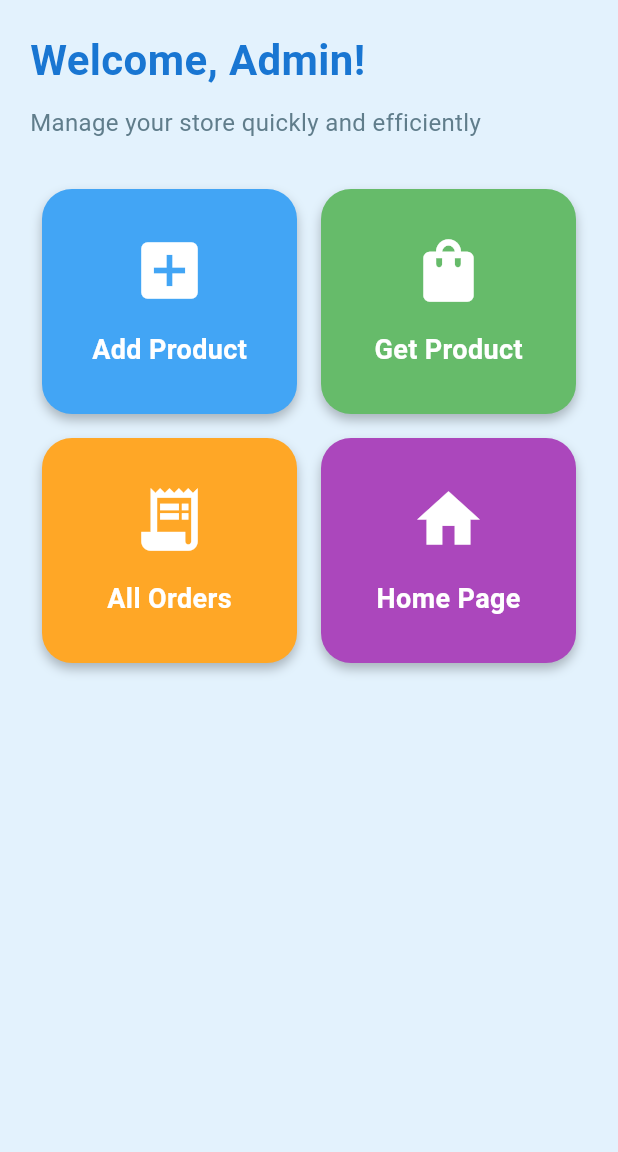
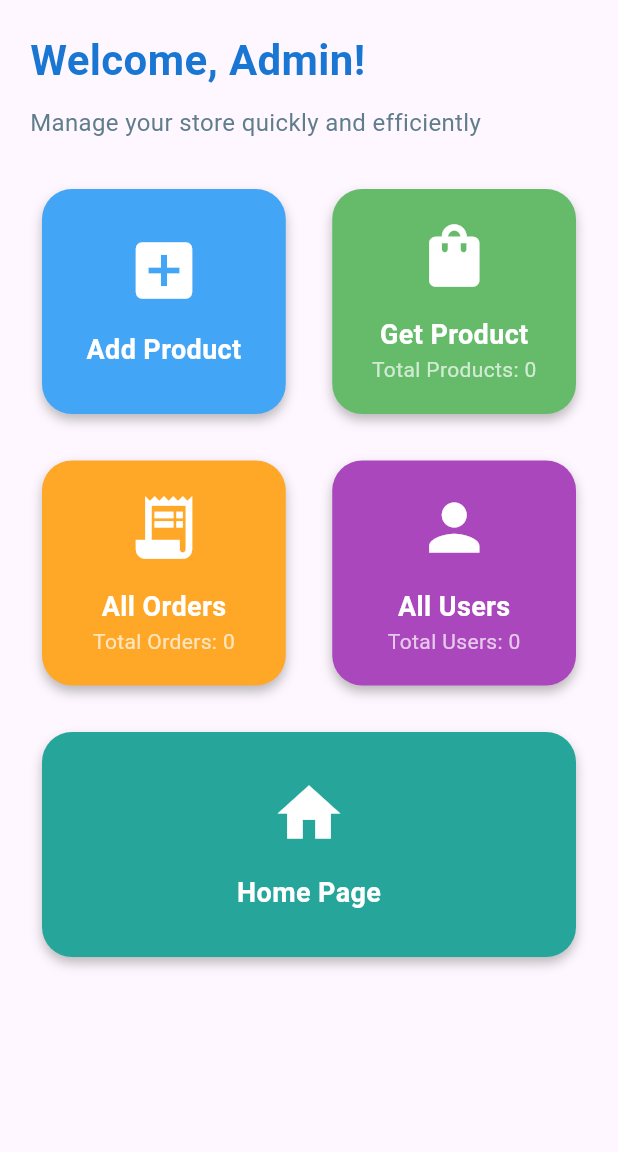
Before and after one commit to maazkhalid96/shoes_app, a Flutter app: the AdminDashboard screen opened directly, on a phone screen of 412 x 824 dp, the part 84-1236 px from its top. Run offline on Flutter 3.47's test engine with Material 3 defaults, Android fonts, the phone set to English and light mode, and no system bars; our stand-ins replace cloud_firestore, connectivity_plus, firebase_auth, firebase_core, flutter_custom_clippers, flutter_screenutil and 3 more; accounts and stored records are empty.

Commit message:
App update

```diff
--- a/lib/screens/home/admin/admin_dashboard.dart
+++ b/lib/screens/home/admin/admin_dashboard.dart
@@ -1,7 +1,9 @@
+import 'package:cloud_firestore/cloud_firestore.dart';
 import 'package:flutter/material.dart';
 import 'package:shoes_app_ui/components/custom_button.dart';
 import 'package:shoes_app_ui/screens/home/admin/add_product.dart';
 import 'package:shoes_app_ui/screens/home/admin/admin_order_screen.dart';
+import 'package:shoes_app_ui/screens/home/admin/all_users.dart';
 import 'package:shoes_app_ui/screens/home/admin/build_dashboard_cards.dart';
 import 'package:shoes_app_ui/screens/home/admin/get_product.dart';
 import 'package:shoes_app_ui/screens/home/home.dart';
@@ -16,6 +18,44 @@
 
 class _AdminDashboardState extends State<AdminDashboard> {
   Widget? screen;
+  int totalProduct = 0;
+  int totalOrders = 0;
+  int totalUsers = 0;
+
+  @override
+  void initState() {
+    super.initState();
+    getAllProducts();
+    getAllOrders();
+    getAllUsers();
+  }
+
+  // Fetch total products
+  getAllProducts() async {
+    var snapshot = await FirebaseFirestore.instance
+        .collection("products")
+        .get();
+    setState(() {
+      totalProduct = snapshot.docs.length;
+    });
+  }
+
+  // Fetch total orders
+  getAllOrders() async {
+    var snapshot = await FirebaseFirestore.instance.collection("orders").get();
+    setState(() {
+      totalOrders = snapshot.docs.length;
+    });
+  }
+
+  //// Fetch Total Users
+  getAllUsers() async {
+    var snapshot = await FirebaseFirestore.instance.collection("users").get();
+
+    setState(() {
+      totalUsers = snapshot.docs.length;
+    });
+  }
 
   @override
   Widget build(BuildContext context) {
@@ -32,6 +72,16 @@
         backgroundColor: Colors.white,
         iconTheme: IconThemeData(color: Colors.blue.shade400),
         elevation: 0,
+        leading: screen != null
+            ? IconButton(
+                icon: Icon(Icons.arrow_back, color: Colors.blue.shade400),
+                onPressed: () {
+                  setState(() {
+                    screen = null;
+                  });
+                },
+              )
+            : null,
       ),
       drawer: Drawer(
         backgroundColor: Colors.blue.shade200,
@@ -57,13 +107,13 @@
                 style: TextStyle(
                   fontSize: 20,
                   fontWeight: FontWeight.bold,
-                    color: Colors.black87),
+                  color: Colors.black87,
+                ),
               ),
               onTap: () {
                 setState(() {
                   screen = AddProduct();
                 });
-                Navigator.pop(context);
               },
             ),
             Divider(),
@@ -74,13 +124,13 @@
                 style: TextStyle(
                   fontSize: 20,
                   fontWeight: FontWeight.bold,
-                    color: Colors.black87),
+                  color: Colors.black87,
+                ),
               ),
               onTap: () {
                 setState(() {
                   screen = GetProduct();
                 });
-                Navigator.pop(context);
               },
             ),
             Divider(),
@@ -91,13 +141,13 @@
                 style: TextStyle(
                   fontSize: 20,
                   fontWeight: FontWeight.bold,
-                    color: Colors.black87),
+                  color: Colors.black87,
+                ),
               ),
               onTap: () {
                 setState(() {
                   screen = AdminOrdersScreen();
                 });
-                Navigator.pop(context);
               },
             ),
             Divider(),
@@ -108,13 +158,13 @@
                 style: TextStyle(
                   fontSize: 20,
                   fontWeight: FontWeight.bold,
-                    color: Colors.black87),
+                  color: Colors.black87,
+                ),
               ),
               onTap: () {
-                Navigator.push(
-                  context,
-                  MaterialPageRoute(builder: (context) => Home()),
-                );
+                setState(() {
+                  screen = Home();
+                });
               },
             ),
             Spacer(),
@@ -123,10 +173,9 @@
                 text: "Login",
                 width: 150,
                 onPressed: () {
-                  Navigator.push(
-                    context,
-                    MaterialPageRoute(builder: (context) => Login()),
-                  );
+                  setState(() {
+                    screen = Login();
+                  });
                 },
               ),
             ),
@@ -138,10 +187,9 @@
     );
   }
 
-
+  // Dashboard view
   Widget buildDashboard() {
-    return Container(
-      color: Colors.blue.shade50,
+    return SingleChildScrollView(
       padding: EdgeInsets.all(20),
       child: Column(
         crossAxisAlignment: CrossAxisAlignment.start,
@@ -151,7 +199,8 @@
             style: TextStyle(
               fontSize: 28,
               fontWeight: FontWeight.bold,
-                color: Colors.blue.shade700),
+              color: Colors.blue.shade700,
+            ),
           ),
           SizedBox(height: 10),
           Text(
@@ -160,13 +209,11 @@
           ),
           SizedBox(height: 25),
 
-          // Two rows with 2 cards each
-          Expanded(
-            child: Column(
-              children: [
+          // Row 1
           Row(
             children: [
-                    BuildDashboardCards(
+              Expanded(
+                child: BuildDashboardCards(
                   title: "Add Product",
                   icon: Icons.add_box,
                   color: Colors.blue.shade400,
@@ -176,8 +223,12 @@
                     });
                   },
                 ),
-                    BuildDashboardCards(
+              ),
+              SizedBox(width: 15),
+              Expanded(
+                child: BuildDashboardCards(
                   title: "Get Product",
+                  subtitle: "Total Products: $totalProduct",
                   icon: Icons.shopping_bag,
                   color: Colors.green.shade400,
                   onTap: () {
@@ -186,12 +237,18 @@
                     });
                   },
                 ),
+              ),
             ],
           ),
+          SizedBox(height: 15),
+
+          // Row 2
           Row(
             children: [
-                    BuildDashboardCards(
+              Expanded(
+                child: BuildDashboardCards(
                   title: "All Orders",
+                  subtitle: "Total Orders: $totalOrders",
                   icon: Icons.receipt_long,
                   color: Colors.orange.shade400,
                   onTap: () {
@@ -200,20 +257,41 @@
                     });
                   },
                 ),
-                    BuildDashboardCards(
+              ),
+              SizedBox(width: 15),
+              Expanded(
+                child: BuildDashboardCards(
+                  title: "All Users",
+                  subtitle: "Total Users: $totalUsers",
+                  icon: Icons.person,
+                  color: Colors.purple.shade400,
+                  onTap: () {
+                    setState(() {
+                      screen = AllUsers();
+                    });
+                  },
+                ),
+              ),
+            ],
+          ),
+          SizedBox(height: 15),
+
+          // Row 3
+          Row(
+            children: [
+              Expanded(
+                child: BuildDashboardCards(
                   title: "Home Page",
                   icon: Icons.home,
-                      color: Colors.purple.shade400,
+                  color: Colors.teal.shade400,
                   onTap: () {
                     setState(() {
                       screen = Home();
                     });
                   },
                 ),
-                  ],
               ),
             ],
-            ),
           ),
         ],
       ),
--- a/lib/screens/home/admin/build_dashboard_cards.dart
+++ b/lib/screens/home/admin/build_dashboard_cards.dart
@@ -2,6 +2,7 @@
 
 class BuildDashboardCards extends StatelessWidget {
   final String title;
+  final String? subtitle;
   final IconData icon;
   final Color color;
   final VoidCallback onTap;
@@ -9,6 +10,7 @@
   const BuildDashboardCards({
     super.key,
     required this.title,
+    this.subtitle,
     required this.icon,
     required this.color,
     required this.onTap,
@@ -16,8 +18,7 @@
 
   @override
   Widget build(BuildContext context) {
-    return Expanded(
-      child: GestureDetector(
+    return GestureDetector(
       onTap: onTap,
       child: Container(
         height: 150,
@@ -46,8 +47,12 @@
                 fontWeight: FontWeight.bold,
               ),
             ),
+            if (subtitle != null)
+              Text(
+                subtitle!,
+                style: const TextStyle(color: Colors.white70, fontSize: 14),
+              ),
           ],
-          ),
         ),
       ),
     );
--- a/lib/screens/home/home.dart
+++ b/lib/screens/home/home.dart
@@ -1,13 +1,11 @@
 import 'package:cloud_firestore/cloud_firestore.dart';
 import 'package:firebase_auth/firebase_auth.dart';
 import 'package:flutter/material.dart';
-import 'package:shoes_app_ui/components/custom_button.dart';
 import 'package:shoes_app_ui/components/slider_banner.dart';
 import 'package:shoes_app_ui/screens/carts/carts_data.dart';
 import 'package:shoes_app_ui/screens/detail/product_detail.dart';
 import 'package:shoes_app_ui/screens/home/favorite/product_favorite.dart';
 import 'package:shoes_app_ui/screens/profile/profile.dart';
-import 'package:shoes_app_ui/screens/signup/login.dart';
 
 class Home extends StatefulWidget {
   const Home({super.key});
@@ -21,6 +19,7 @@
 
 class _HomeState extends State<Home> {
   TextEditingController searchController = TextEditingController();
+
   String searchText = "";
   Map<String, bool> favoriteStatus = {};
   final FirebaseAuth auth = FirebaseAuth.instance;
--- a/lib/screens/profile/my_orders/my_order_screen.dart
+++ b/lib/screens/profile/my_orders/my_order_screen.dart
@@ -1,7 +1,6 @@
 import 'package:cloud_firestore/cloud_firestore.dart';
 import 'package:firebase_auth/firebase_auth.dart';
 import 'package:flutter/material.dart';
-import 'package:shoes_app_ui/components/custom_button.dart';
 import 'package:shoes_app_ui/screens/profile/my_orders/order_detail.dart';
 
 class MyOrderScreen extends StatelessWidget {
--- a/lib/screens/signup/login.dart
+++ b/lib/screens/signup/login.dart
@@ -1,15 +1,11 @@
-import 'package:cloud_firestore/cloud_firestore.dart';
-import 'package:firebase_auth/firebase_auth.dart';
 import 'package:flutter/material.dart';
 import 'package:flutter_custom_clippers/flutter_custom_clippers.dart';
 import 'package:flutter_screenutil/flutter_screenutil.dart';
-import 'package:google_sign_in/google_sign_in.dart';
 import 'package:shoes_app_ui/auth/login_auth.dart';
 import 'package:shoes_app_ui/components/custom_button.dart';
 import 'package:shoes_app_ui/components/custom_input_fields.dart';
 import 'package:shoes_app_ui/controller/controller.dart';
 import 'package:shoes_app_ui/screens/forgotPassword/forgot_password.dart';
-import 'package:shoes_app_ui/screens/home/home.dart';
 import 'package:shoes_app_ui/screens/signup/internet_issue.dart';
 import 'package:shoes_app_ui/screens/signup/signup.dart';
 
--- a/lib/screens/splash/splash.dart
+++ b/lib/screens/splash/splash.dart
@@ -20,14 +20,12 @@
       setState(() => fadeOut = true);
     });
 
-
     Future.delayed(const Duration(seconds: 3), () {
-      if(!mounted) return;
+      if (!mounted) return;
       Navigator.pushReplacement(
         context,
         MaterialPageRoute(builder: (_) => Login()),
       );
-
     });
   }
 
@@ -56,7 +54,7 @@
                       BoxShadow(color: Colors.black26, blurRadius: 20),
                     ],
                   ),
-                  child:  CircleAvatar(
+                  child: CircleAvatar(
                     radius: 120.w,
                     backgroundImage: AssetImage("assets/images/banner.jpg"),
                   ),
```
Also changed, not shown: lib/screens/home/admin/all_users.dart (added, +41 -0 lines). Lines whose indentation alone changed are shown as unchanged.
